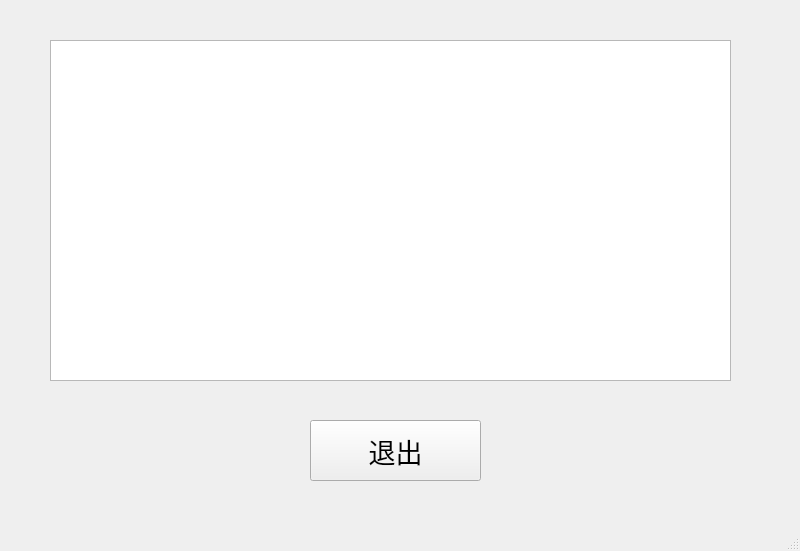
First picture: the form in UI/result.ui, repository DefJia/TCM-Retrieval-System, before the edit.
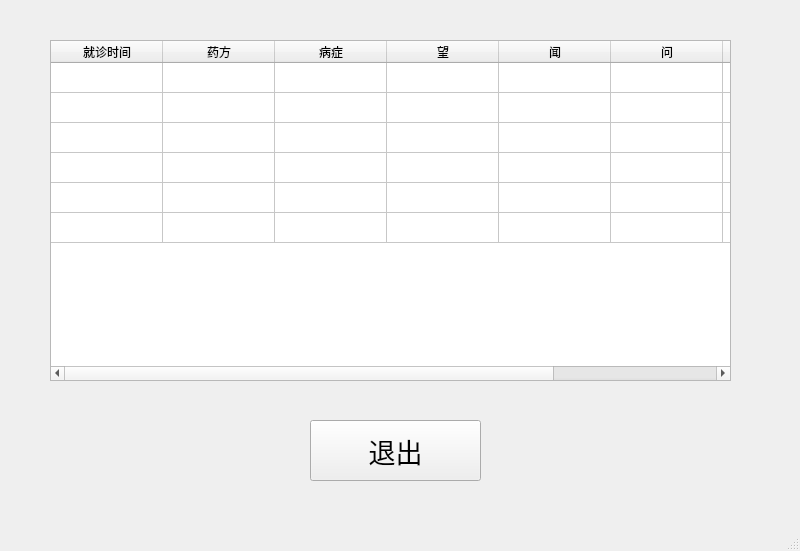
Second picture: the form after the edit.

Patch:
```diff
--- a/UI/result.ui
+++ b/UI/result.ui
@@ -71,6 +71,46 @@
       <string>New Row</string>
      </property>
     </row>
+    <column>
+     <property name="text">
+      <string>就诊时间</string>
+     </property>
+    </column>
+    <column>
+     <property name="text">
+      <string>药方</string>
+     </property>
+    </column>
+    <column>
+     <property name="text">
+      <string>病症</string>
+     </property>
+    </column>
+    <column>
+     <property name="text">
+      <string>望</string>
+     </property>
+    </column>
+    <column>
+     <property name="text">
+      <string>闻</string>
+     </property>
+    </column>
+    <column>
+     <property name="text">
+      <string>问</string>
+     </property>
+    </column>
+    <column>
+     <property name="text">
+      <string>切</string>
+     </property>
+    </column>
+    <column>
+     <property name="text">
+      <string>带</string>
+     </property>
+    </column>
    </widget>
    <widget class="QPushButton" name="ButtonOut">
     <property name="geometry">
```
Left out of the diff: 3 changed lines with no effect on the pictures.
